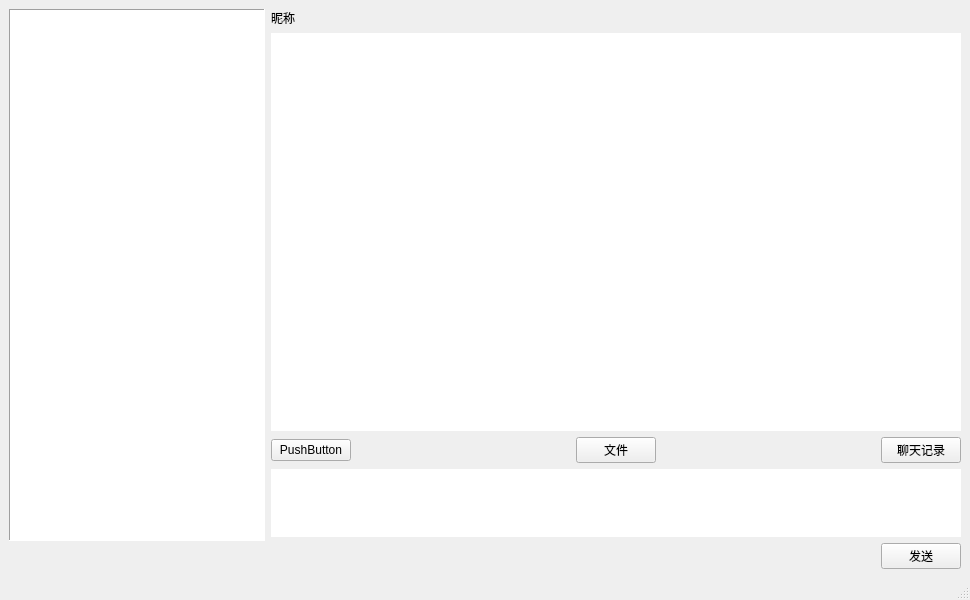
First picture: the form in ChatWindow.ui, repository L-Super/qchat, before the edit.
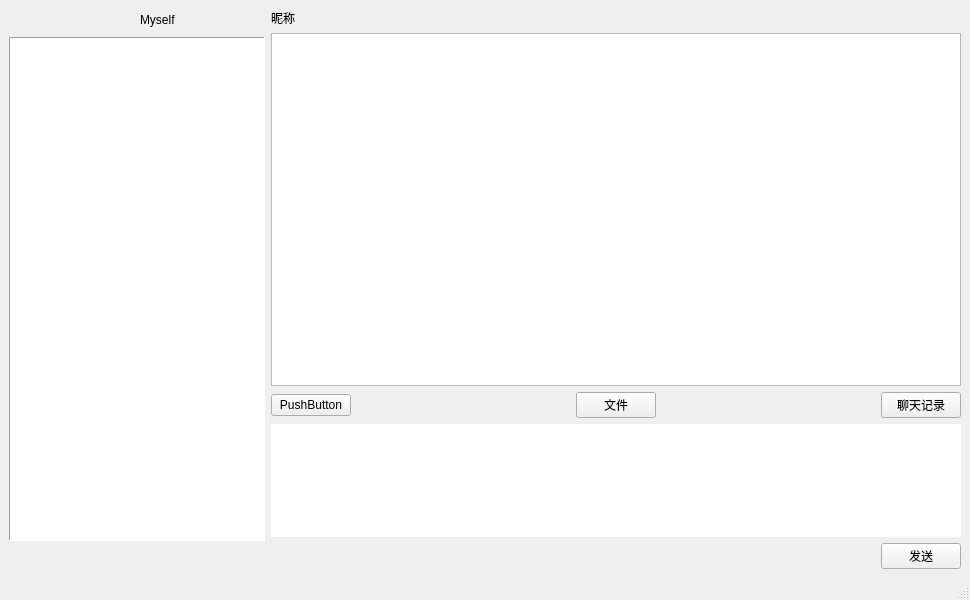
Second picture: the form after the edit. Icons and pictures are not drawn.

Commit message: 1.增加socket框架 2.增加关于about.h 3.设置框增加更换主题下拉框，可通过设置外部css主题 4.设置框增加关于介绍，从about.h获取信息 5.设置框增加ip显示 6.界面增加显示头像和昵称接口 7.更换对话框为textBrowser,设置发送文本样式为居右，背景为绿色，加上发送时间

What changed in the file:
```diff
--- a/ChatWindow.ui
+++ b/ChatWindow.ui
@@ -14,9 +14,40 @@
    <string>ChatWindow</string>
   </property>
   <widget class="QWidget" name="centralwidget">
-   <layout class="QHBoxLayout" name="horizontalLayout_4" stretch="0,1">
+   <layout class="QHBoxLayout" name="horizontalLayout_5" stretch="0,1">
     <item>
      <layout class="QVBoxLayout" name="verticalLayout_2">
+      <item>
+       <layout class="QHBoxLayout" name="horizontalLayout_4">
+        <item>
+         <widget class="QPushButton" name="headBtn">
+          <property name="text">
+           <string/>
+          </property>
+          <property name="icon">
+           <iconset resource="Resources.qrc">
+            <normaloff>:/resource/img/img-black/picture.png</normaloff>:/resource/img/img-black/picture.png</iconset>
+          </property>
+          <property name="autoDefault">
+           <bool>false</bool>
+          </property>
+          <property name="default">
+           <bool>false</bool>
+          </property>
+          <property name="flat">
+           <bool>true</bool>
+          </property>
+         </widget>
+        </item>
+        <item>
+         <widget class="QLabel" name="headLabel">
+          <property name="text">
+           <string>Myself</string>
+          </property>
+         </widget>
+        </item>
+       </layout>
+      </item>
       <item>
        <widget class="QListView" name="listView">
         <property name="sizePolicy">
@@ -73,7 +104,7 @@
      </layout>
     </item>
     <item>
-     <layout class="QGridLayout" name="gridLayout_2" rowstretch="0,3,1">
+     <layout class="QGridLayout" name="gridLayout_2" rowstretch="0,2,1">
       <item row="0" column="0">
        <widget class="QLabel" name="label">
         <property name="text">
@@ -81,22 +112,6 @@
         </property>
        </widget>
       </item>
-      <item row="1" column="0">
-       <widget class="QTextEdit" name="textEdit">
-        <property name="sizePolicy">
-         <sizepolicy hsizetype="Expanding" vsizetype="Expanding">
-          <horstretch>0</horstretch>
-          <verstretch>0</verstretch>
-         </sizepolicy>
-        </property>
-        <property name="frameShape">
-         <enum>QFrame::NoFrame</enum>
-        </property>
-        <property name="readOnly">
-         <bool>true</bool>
-        </property>
-       </widget>
-      </item>
       <item row="2" column="0">
        <layout class="QVBoxLayout" name="verticalLayout">
         <item>
@@ -207,6 +222,9 @@
         </item>
        </layout>
       </item>
+      <item row="1" column="0">
+       <widget class="QTextBrowser" name="textBrowser"/>
+      </item>
      </layout>
     </item>
    </layout>
```
The commit also changes 18 other files.
